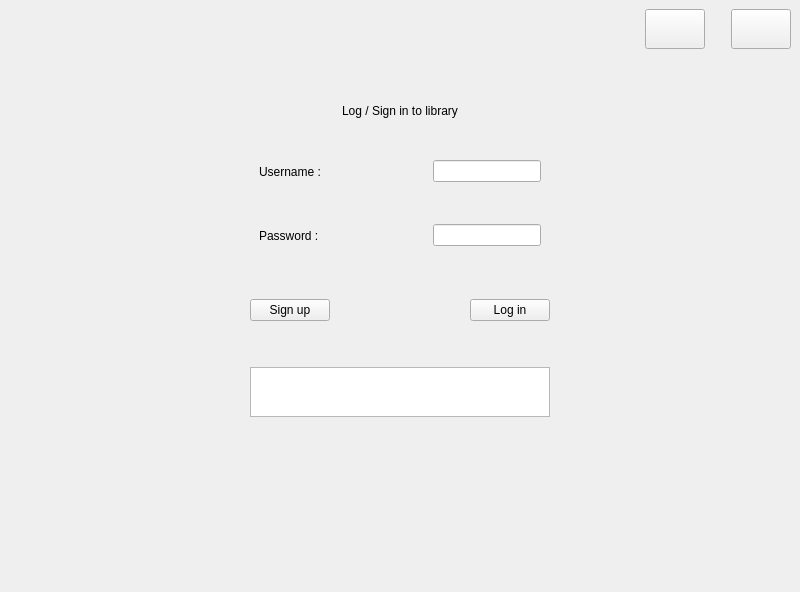
Before: the Qt Designer form Project/mainwindow.ui in AminNaghiyan/uiap92_project, drawn with Qt 5.
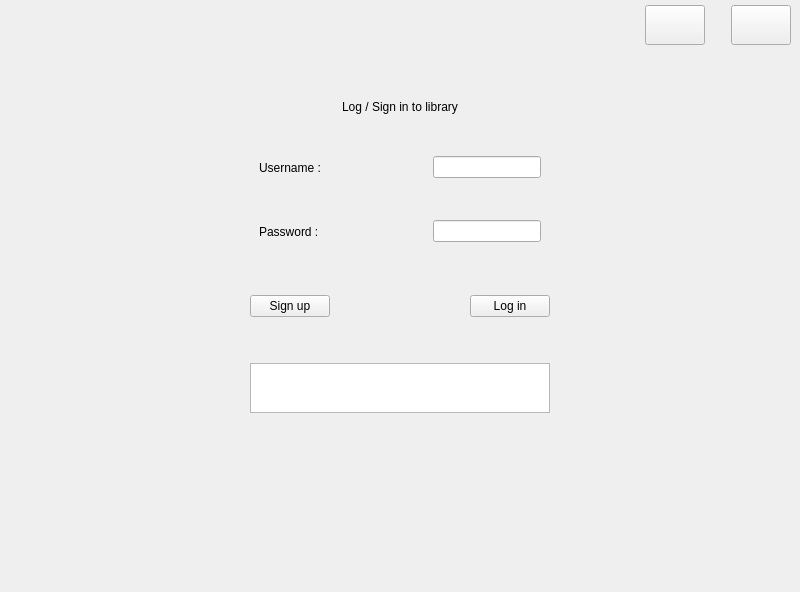
After: the same form once the commit is applied. Icons and pictures are not drawn.

```diff
--- a/Project/mainwindow.ui
+++ b/Project/mainwindow.ui
@@ -15,6 +15,9 @@
   </property>
   <widget class="QWidget" name="centralwidget">
    <layout class="QVBoxLayout" name="verticalLayout">
+    <property name="topMargin">
+     <number>5</number>
+    </property>
     <item>
      <layout class="QHBoxLayout" name="horizontalLayout">
       <item>
@@ -328,7 +331,11 @@
              </spacer>
             </item>
             <item>
-             <widget class="QLineEdit" name="lineEdit_2"/>
+             <widget class="QLineEdit" name="password">
+              <property name="echoMode">
+               <enum>QLineEdit::Password</enum>
+              </property>
+             </widget>
             </item>
            </layout>
           </widget>
```
Left out of the diff: 2 changed lines with no effect on the pictures.
